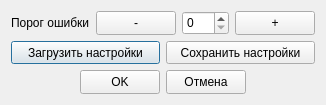
Before: the Qt Designer form gui/settings.ui in EPC-MSU/EPLab, drawn with Qt 5.
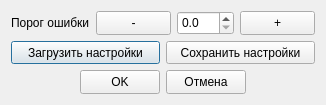
After: the same form once the commit is applied.

Commit message: Set tenths precition in settingswindow

```diff
--- a/gui/settings.ui
+++ b/gui/settings.ui
@@ -61,15 +61,18 @@
       </widget>
      </item>
      <item>
-      <widget class="QSpinBox" name="spin_box_score_threshold">
+      <widget class="QDoubleSpinBox" name="spin_box_score_threshold">
        <property name="sizePolicy">
         <sizepolicy hsizetype="Preferred" vsizetype="Preferred">
          <horstretch>0</horstretch>
          <verstretch>0</verstretch>
         </sizepolicy>
        </property>
-       <property name="maximum">
-        <number>100</number>
+       <property name="decimals">
+        <number>1</number>
+       </property>
+       <property name="singleStep">
+        <double>1.000000000000000</double>
        </property>
       </widget>
      </item>
```
The commit also changes 1 other file.
